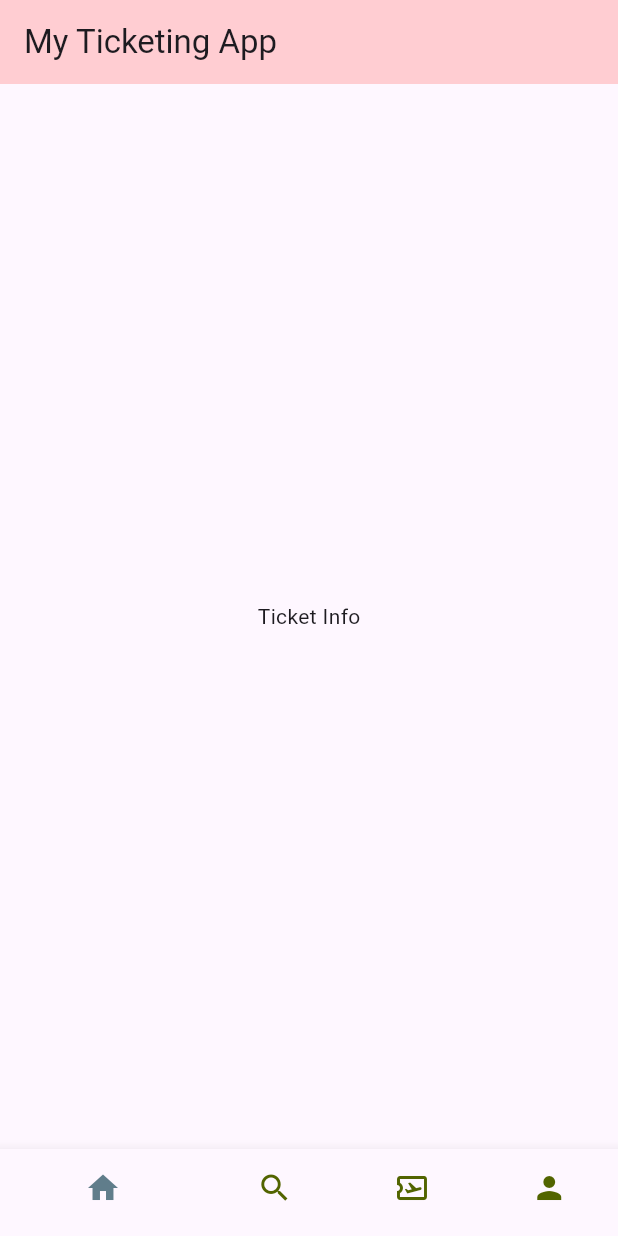
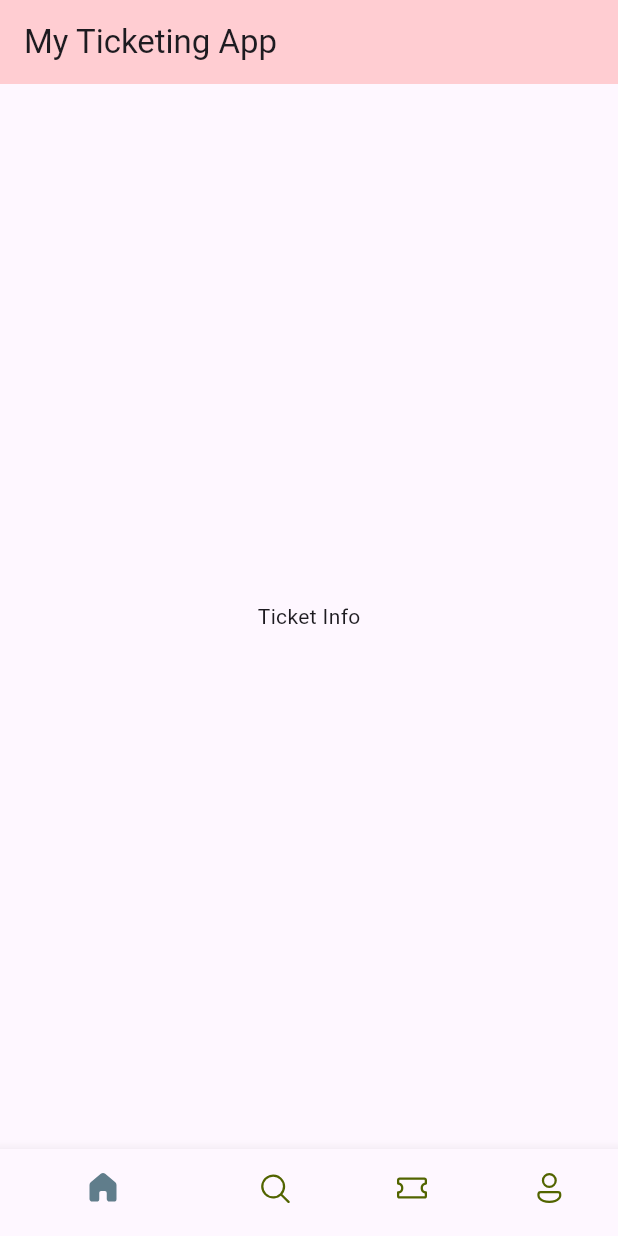
Before and after one commit to ChetSovisoth/flutter_ticket_app, a Flutter app: the screen it shows after launch, on a phone screen of 412 x 824 dp. Run offline on Flutter 3.47's test engine with Material 3 defaults, Android fonts, the phone set to English and light mode, and no system bars; our stand-ins replace fluentui_icons.

Commit message:
added and using fluentui

```diff
--- a/lib/main.dart
+++ b/lib/main.dart
@@ -1,3 +1,4 @@
+import 'package:fluentui_icons/fluentui_icons.dart';
 import 'package:flutter/material.dart';
 import 'base/bottom_navbar.dart';
 
@@ -24,10 +25,29 @@ class MyApp extends StatelessWidget {
           unselectedItemColor: const Color(0xFF526400),
           showSelectedLabels: false,
           items: const [
-            BottomNavigationBarItem(icon: Icon(Icons.home), label: "Home"),
-            BottomNavigationBarItem(icon: Icon(Icons.search), label: "Search"),
-            BottomNavigationBarItem(icon: Icon(Icons.airplane_ticket_outlined), label: "Tickets"),
-            BottomNavigationBarItem(icon: Icon(Icons.person), label: "Profile"),
+            BottomNavigationBarItem(
+              icon: Icon(FluentSystemIcons.ic_fluent_home_add_regular),
+              label: "Home",
+              activeIcon: Icon(FluentSystemIcons.ic_fluent_home_filled)
+            ),
+
+            BottomNavigationBarItem(
+              icon: Icon(FluentSystemIcons.ic_fluent_search_regular),
+              label: "Search",
+              activeIcon: Icon(FluentSystemIcons.ic_fluent_search_filled)
+            ),
+
+            BottomNavigationBarItem(
+              icon: Icon(FluentSystemIcons.ic_fluent_ticket_regular),
+              label: "Tickets",
+              activeIcon: Icon(FluentSystemIcons.ic_fluent_ticket_filled)
+            ),
+
+            BottomNavigationBarItem(
+              icon: Icon(FluentSystemIcons.ic_fluent_person_regular),
+              label: "Profile",
+              activeIcon: Icon(FluentSystemIcons.ic_fluent_person_filled)
+            ),
           ]
         )
       )
--- a/pubspec.yaml
+++ b/pubspec.yaml
@@ -35,6 +35,7 @@ dependencies:
   # The following adds the Cupertino Icons font to your application.
   # Use with the CupertinoIcons class for iOS style icons.
   cupertino_icons: ^1.0.8
+  fluentui_icons: ^1.0.0
 
 dev_dependencies:
   flutter_test:
```
Also changed, not shown: pubspec.lock.
